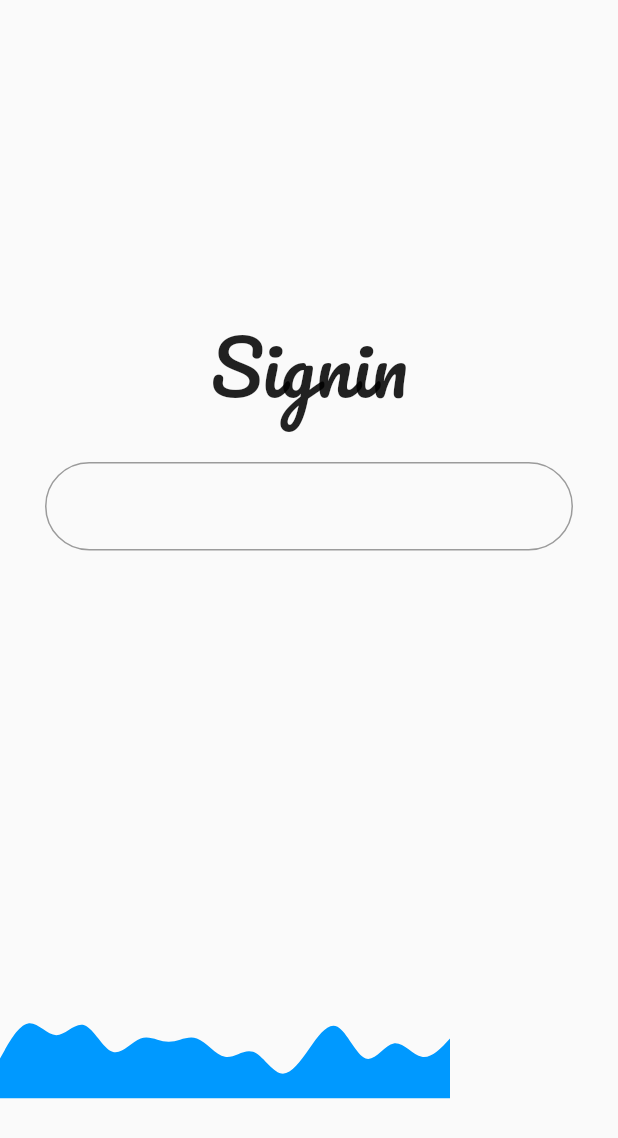
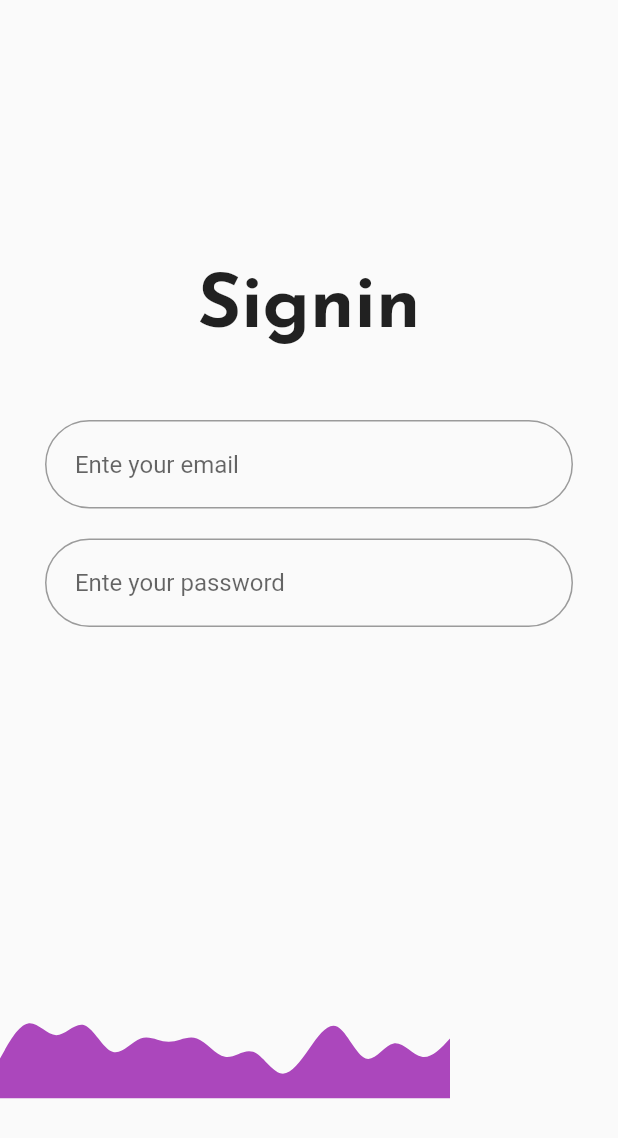
Before and after one commit to mohiandipta/authentication-system-frontend-using-flutter, a Flutter app: the screen it shows after launch, on a phone screen of 412 x 824 dp. Shown: the top 1138 px of the screen. Run offline on Flutter 3.47's test engine with Material 2 defaults, Android fonts, the phone set to English and light mode, and no system bars; our stand-ins replace flutter_svg, google_fonts.

Commit message:
email validation, password validatrion done

```diff
--- a/lib/signin.dart
+++ b/lib/signin.dart
@@ -1,6 +1,7 @@
 import 'package:flutter/material.dart';
 import 'package:flutter_svg/flutter_svg.dart';
 import 'package:google_fonts/google_fonts.dart';
+import 'package:login_system/user.dart';
 import 'styles/my_svg.dart';
 
 class Signin extends StatefulWidget {
@@ -9,6 +10,8 @@ class Signin extends StatefulWidget {
 }
 
 class _SigninState extends State<Signin> {
+  final _formKey = GlobalKey<FormState>();
+  User user = User('', '');
   @override
   Widget build(BuildContext context) {
     return Scaffold(
@@ -21,34 +24,111 @@ class _SigninState extends State<Signin> {
               top,
               width: 300,
               height: 250,
+              color: Colors.purple[400],
             ),
           ),
           Container(
             alignment: Alignment.center,
+            child: Form(
+              key: _formKey,
               child: Column(
                 mainAxisAlignment: MainAxisAlignment.start,
                 crossAxisAlignment: CrossAxisAlignment.center,
                 children: [
                   SizedBox(
-                  height: 200,
+                    height: 180,
                   ),
                   Text(
                     'Signin',
-                  style: GoogleFonts.pacifico(
-                    fontWeight: FontWeight.normal,
+                    style: GoogleFonts.josefinSans(
+                      fontWeight: FontWeight.bold,
                       fontSize: 50,
                     ),
                   ),
+
+                  // email TextFormFields
                   Padding(
-                  padding: const EdgeInsets.only(left: 30, right: 30, top: 20),
+                    padding:
+                        const EdgeInsets.only(left: 30, right: 30, top: 50),
                     child: TextFormField(
+                      controller: TextEditingController(text: user.email),
+                      onChanged: (value) {
+                        user.email = value;
+                      },
+
+                      // email validation
+                      validator: (value) {
+                        if (value!.isEmpty) {
+                          return 'Entre something';
+                        } else if (RegExp(
+                                r"^[a-zA-Z0-9.a-zA-Z0-9.!#$%&'*+-/=?^_`{|}~]+@[a-zA-Z0-9]+\.[a-zA-Z]+")
+                            .hasMatch(value)) {
+                          return null;
+                        } else {
+                          return 'Enter valid email';
+                        }
+                      },
+
                       decoration: InputDecoration(
+                        hintText: '  Ente your email',
                         border: OutlineInputBorder(
-                          borderRadius: BorderRadius.circular(30)),
+                            borderRadius: BorderRadius.circular(30),
+                            borderSide: BorderSide(color: Colors.yellow)),
+                        focusedBorder: OutlineInputBorder(
+                            borderRadius: BorderRadius.circular(30),
+                            borderSide: BorderSide(color: Colors.blue)),
+                        errorBorder: OutlineInputBorder(
+                            borderRadius: BorderRadius.circular(30),
+                            borderSide: BorderSide(color: Colors.red)),
+                        focusedErrorBorder: OutlineInputBorder(
+                            borderRadius: BorderRadius.circular(30),
+                            borderSide: BorderSide(color: Colors.blue)),
+                      ),
+                    ),
+                  ),
+
+                  // password TextFormFields
+                  Padding(
+                    padding:
+                        const EdgeInsets.only(left: 30, right: 30, top: 20),
+                    child: TextFormField(
+                      controller: TextEditingController(text: user.password),
+                      onChanged: (value) {
+                        user.password = value;
+                      },
+
+                      //password valitation
+                      validator: (value) {
+                        if (value!.isEmpty) {
+                          return 'Enter something';
+                        } else if (value.length >= 10 &&
+                            !value.contains(RegExp(r'\W')) &&
+                            RegExp(r'\d+\w*\d+').hasMatch(value)) {
+                          return null;
+                        } else {
+                          return 'Enter valid password';
+                        }
+                      },
+
+                      decoration: InputDecoration(
+                        hintText: '  Ente your password',
+                        border: OutlineInputBorder(
+                            borderRadius: BorderRadius.circular(30),
+                            borderSide: BorderSide(color: Colors.yellow)),
+                        focusedBorder: OutlineInputBorder(
+                            borderRadius: BorderRadius.circular(30),
+                            borderSide: BorderSide(color: Colors.blue)),
+                        errorBorder: OutlineInputBorder(
+                            borderRadius: BorderRadius.circular(30),
+                            borderSide: BorderSide(color: Colors.red)),
+                        focusedErrorBorder: OutlineInputBorder(
+                            borderRadius: BorderRadius.circular(30),
+                            borderSide: BorderSide(color: Colors.blue)),
                       ),
                     ),
                   )
                 ],
+              ),
             ),
           )
         ],
```
Lines whose indentation alone changed are shown as unchanged.
